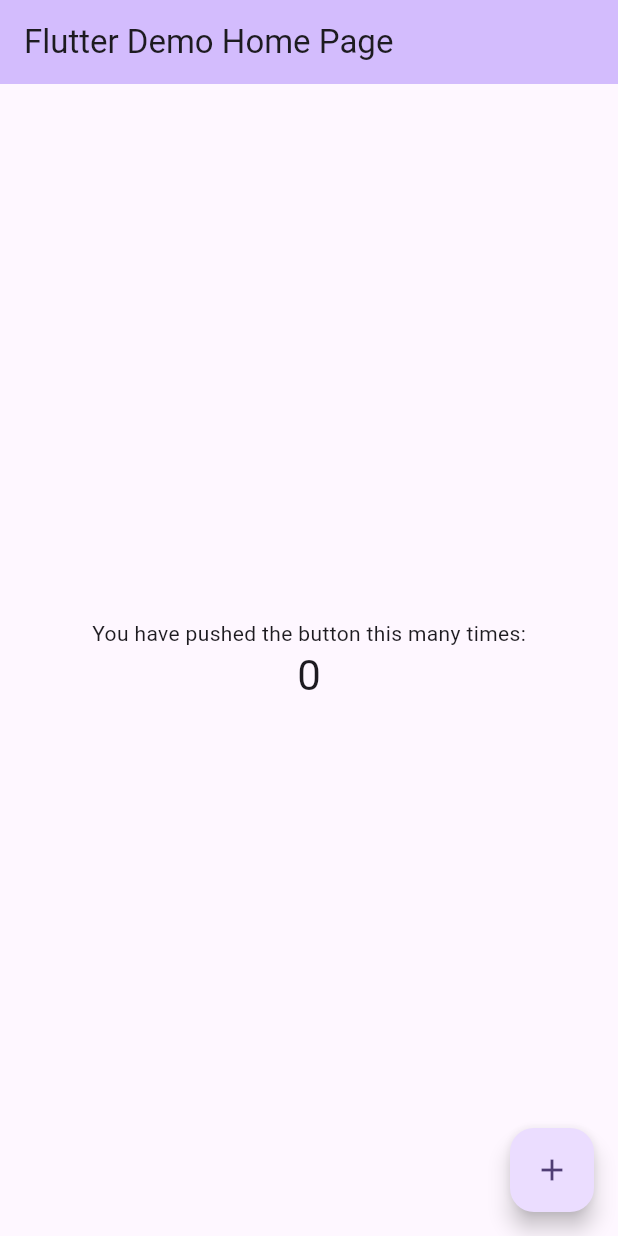
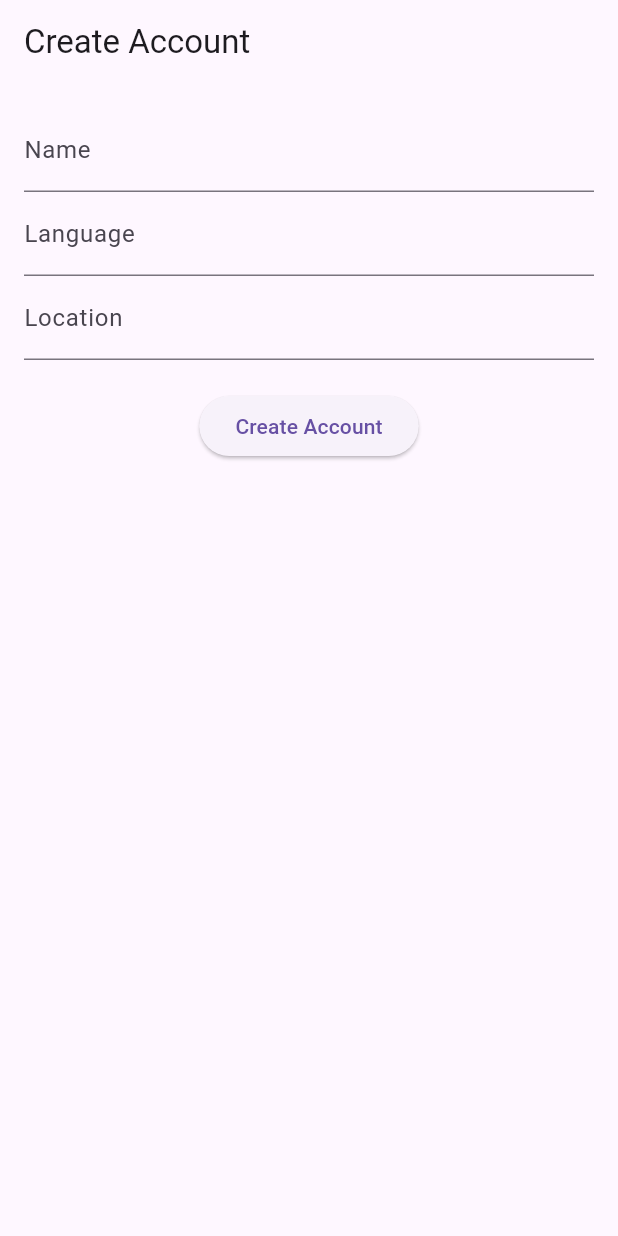
Before and after one commit to ericliang1/Easy-Connect-App, a Flutter app: the screen it shows after launch, on a phone screen of 412 x 824 dp. Run offline on Flutter 3.47's test engine with Material 3 defaults, Android fonts, the phone set to English and light mode, and no system bars; our stand-ins replace cloud_firestore, firebase_core; accounts and stored records are empty; statements that could not run were skipped.

Commit message:
added account creation

```diff
--- /dev/null
+++ b/lib/account_creation.dart
@@ -0,0 +1,78 @@
+import 'package:flutter/material.dart';
+import 'package:cloud_firestore/cloud_firestore.dart';
+
+class AccountCreationPage extends StatefulWidget {
+  const AccountCreationPage({super.key});
+
+  @override
+  _AccountCreationPageState createState() => _AccountCreationPageState();
+}
+
+class _AccountCreationPageState extends State<AccountCreationPage> {
+  final TextEditingController _nameController = TextEditingController();
+  final TextEditingController _languageController = TextEditingController();
+  final TextEditingController _locationController = TextEditingController();
+
+  final FirebaseFirestore _firestore = FirebaseFirestore.instance;
+
+  Future<void> _createAccount() async {
+    final name = _nameController.text.trim();
+    final language = _languageController.text.trim();
+    final location = _locationController.text.trim();
+
+    if (name.isNotEmpty && language.isNotEmpty && location.isNotEmpty) {
+      try {
+        await _firestore.collection('users').add({
+          'name': name,
+          'language': language,
+          'location': location,
+        });
+        ScaffoldMessenger.of(context).showSnackBar(
+          SnackBar(content: Text('Account created successfully!')),
+        );
+        _nameController.clear();
+        _languageController.clear();
+        _locationController.clear();
+      } catch (e) {
+        ScaffoldMessenger.of(context).showSnackBar(
+          SnackBar(content: Text('Error: $e')),
+        );
+      }
+    } else {
+      ScaffoldMessenger.of(context).showSnackBar(
+        SnackBar(content: Text('All fields are required!')),
+      );
+    }
+  }
+
+  @override
+  Widget build(BuildContext context) {
+    return Scaffold(
+      appBar: AppBar(title: Text('Create Account')),
+      body: Padding(
+        padding: const EdgeInsets.all(16.0),
+        child: Column(
+          children: [
+            TextField(
+              controller: _nameController,
+              decoration: InputDecoration(labelText: 'Name'),
+            ),
+            TextField(
+              controller: _languageController,
+              decoration: InputDecoration(labelText: 'Language'),
+            ),
+            TextField(
+              controller: _locationController,
+              decoration: InputDecoration(labelText: 'Location'),
+            ),
+            SizedBox(height: 20),
+            ElevatedButton(
+              onPressed: _createAccount,
+              child: Text('Create Account'),
+            ),
+          ],
+        ),
+      ),
+    );
+  }
+}
--- a/lib/main.dart
+++ b/lib/main.dart
@@ -1,125 +1,28 @@
 import 'package:flutter/material.dart';
+import 'package:firebase_core/firebase_core.dart';
+import 'firebase_options.dart';
+import 'account_creation.dart'; // Import your account creation page
 
-void main() {
-  runApp(const MyApp());
+void main() async {
+  WidgetsFlutterBinding.ensureInitialized();
+  await Firebase.initializeApp(
+    options: DefaultFirebaseOptions.currentPlatform,
+  );
+  runApp(MyApp());
 }
 
 class MyApp extends StatelessWidget {
   const MyApp({super.key});
 
-  // This widget is the root of your application.
   @override
   Widget build(BuildContext context) {
     return MaterialApp(
-      title: 'Flutter Demo',
+      debugShowCheckedModeBanner: false,
+      title: 'Account Creation Web App',
       theme: ThemeData(
-        // This is the theme of your application.
-        //
-        // TRY THIS: Try running your application with "flutter run". You'll see
-        // the application has a purple toolbar. Then, without quitting the app,
-        // try changing the seedColor in the colorScheme below to Colors.green
-        // and then invoke "hot reload" (save your changes or press the "hot
-        // reload" button in a Flutter-supported IDE, or press "r" if you used
-        // the command line to start the app).
-        //
-        // Notice that the counter didn't reset back to zero; the application
-        // state is not lost during the reload. To reset the state, use hot
-        // restart instead.
-        //
-        // This works for code too, not just values: Most code changes can be
-        // tested with just a hot reload.
-        colorScheme: ColorScheme.fromSeed(seedColor: Colors.deepPurple),
-        useMaterial3: true,
+        primarySwatch: Colors.blue,
       ),
-      home: const MyHomePage(title: 'Flutter Demo Home Page'),
+      home: AccountCreationPage(),
     );
   }
 }
-
-class MyHomePage extends StatefulWidget {
-  const MyHomePage({super.key, required this.title});
-
-  // This widget is the home page of your application. It is stateful, meaning
-  // that it has a State object (defined below) that contains fields that affect
-  // how it looks.
-
-  // This class is the configuration for the state. It holds the values (in this
-  // case the title) provided by the parent (in this case the App widget) and
-  // used by the build method of the State. Fields in a Widget subclass are
-  // always marked "final".
-
-  final String title;
-
-  @override
-  State<MyHomePage> createState() => _MyHomePageState();
-}
-
-class _MyHomePageState extends State<MyHomePage> {
-  int _counter = 0;
-
-  void _incrementCounter() {
-    setState(() {
-      // This call to setState tells the Flutter framework that something has
-      // changed in this State, which causes it to rerun the build method below
-      // so that the display can reflect the updated values. If we changed
-      // _counter without calling setState(), then the build method would not be
-      // called again, and so nothing would appear to happen.
-      _counter++;
-    });
-  }
-
-  @override
-  Widget build(BuildContext context) {
-    // This method is rerun every time setState is called, for instance as done
-    // by the _incrementCounter method above.
-    //
-    // The Flutter framework has been optimized to make rerunning build methods
-    // fast, so that you can just rebuild anything that needs updating rather
-    // than having to individually change instances of widgets.
-    return Scaffold(
-      appBar: AppBar(
-        // TRY THIS: Try changing the color here to a specific color (to
-        // Colors.amber, perhaps?) and trigger a hot reload to see the AppBar
-        // change color while the other colors stay the same.
-        backgroundColor: Theme.of(context).colorScheme.inversePrimary,
-        // Here we take the value from the MyHomePage object that was created by
-        // the App.build method, and use it to set our appbar title.
-        title: Text(widget.title),
-      ),
-      body: Center(
-        // Center is a layout widget. It takes a single child and positions it
-        // in the middle of the parent.
-        child: Column(
-          // Column is also a layout widget. It takes a list of children and
-          // arranges them vertically. By default, it sizes itself to fit its
-          // children horizontally, and tries to be as tall as its parent.
-          //
-          // Column has various properties to control how it sizes itself and
-          // how it positions its children. Here we use mainAxisAlignment to
-          // center the children vertically; the main axis here is the vertical
-          // axis because Columns are vertical (the cross axis would be
-          // horizontal).
-          //
-          // TRY THIS: Invoke "debug painting" (choose the "Toggle Debug Paint"
-          // action in the IDE, or press "p" in the console), to see the
-          // wireframe for each widget.
-          mainAxisAlignment: MainAxisAlignment.center,
-          children: <Widget>[
-            const Text(
-              'You have pushed the button this many times:',
-            ),
-            Text(
-              '$_counter',
-              style: Theme.of(context).textTheme.headlineMedium,
-            ),
-          ],
-        ),
-      ),
-      floatingActionButton: FloatingActionButton(
-        onPressed: _incrementCounter,
-        tooltip: 'Increment',
-        child: const Icon(Icons.add),
-      ), // This trailing comma makes auto-formatting nicer for build methods.
-    );
-  }
-}
--- a/pubspec.yaml
+++ b/pubspec.yaml
@@ -34,6 +34,9 @@ dependencies:
   # The following adds the Cupertino Icons font to your application.
   # Use with the CupertinoIcons class for iOS style icons.
   cupertino_icons: ^1.0.8
+  firebase_core: ^3.9.0
+  cloud_firestore: ^5.6.0
+
 
 dev_dependencies:
   flutter_test:
```
Also changed, not shown: firebase.json (added), lib/firebase_options.dart (added), pubspec.lock, 5 other files.
